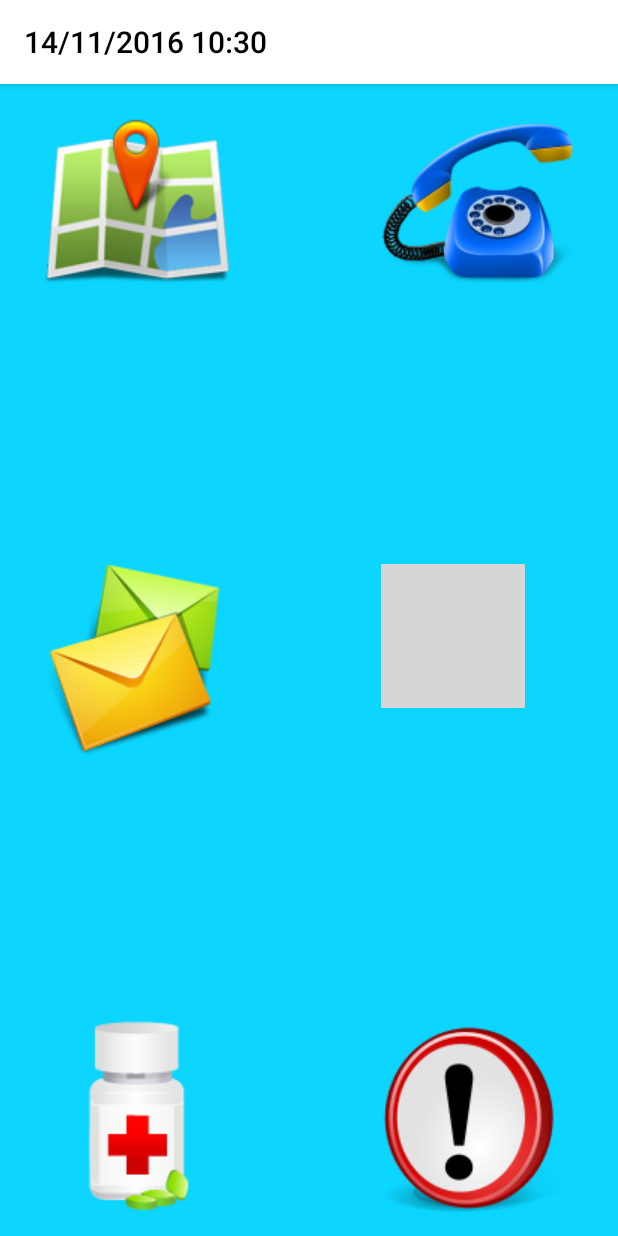
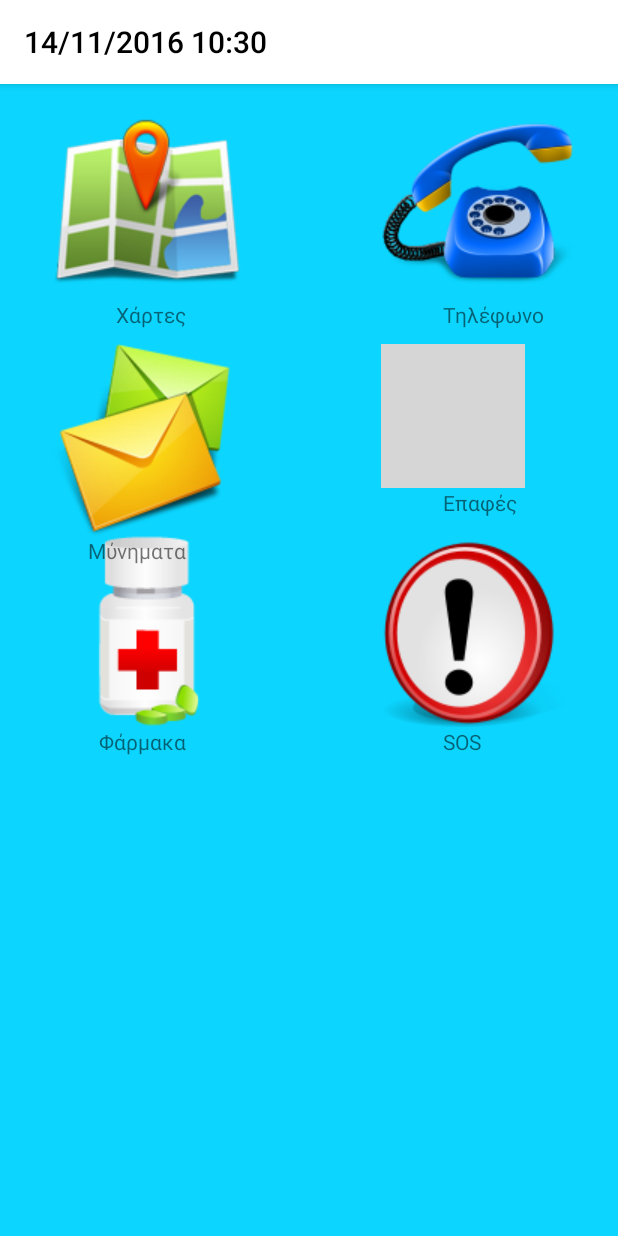
Before and after one commit to TheofilosThd/AppCom, an Android app: the screen it shows after launch (MainActivity), on a phone screen of 412 x 824 dp. Run offline under Robolectric (Android 15) with nearby library versions, the phone set to English and light mode, and no system bars; grey boxes are pictures that could not be loaded.

Commit message:
Some textView added and color in favContacts :)

```diff
--- a/app/src/main/java/com/example/teo/appcom/favContacts.java
+++ b/app/src/main/java/com/example/teo/appcom/favContacts.java
@@ -46,13 +46,16 @@ public class favContacts extends AppCompatActivity {
         for (int i = 0; i < 6; i++){
             contact[i] = new ImageButton(this);
             contactt[i] = new TextView(this);
+            TextView nline = new TextView(this);
             contactt[i].setText(name[i]);
             contactt[i].setTextSize(30);
             contactt[i].setGravity(Gravity.CENTER);
             contact[i].setImageResource(pic[i]);
             contact[i].setBackgroundColor(0x0000FF10);
+            nline.setText(" \n");
             dynamicalContacts.addView(contact[i]);
             dynamicalContacts.addView(contactt[i]);
+            dynamicalContacts.addView(nline);
             clickBtn(contact[i], number[i]);
         }
 
--- a/app/src/main/res/layout/activity_fav_contacts2.xml
+++ b/app/src/main/res/layout/activity_fav_contacts2.xml
@@ -8,11 +8,14 @@
     android:paddingLeft="@dimen/activity_horizontal_margin"
     android:paddingRight="@dimen/activity_horizontal_margin"
     android:paddingTop="@dimen/activity_vertical_margin"
+    android:background="@color/bg_gradient_start"
     tools:context="com.example.teo.appcom.favContacts">
 
 <RelativeLayout
     android:layout_width="match_parent"
-    android:layout_height="match_parent">
+    android:layout_height="match_parent"
+    android:background="@color/bg_gradient_start"
+    >
 
 
     <LinearLayout
@@ -38,6 +41,7 @@
         android:fontFamily="sans-serif"
         android:textSize="24sp"
         android:textStyle="normal|bold"
-        android:textAlignment="center" />
+        android:textAlignment="center"
+        android:background="@color/bg_gradient_start" />
 </RelativeLayout>
     </ScrollView>
--- a/app/src/main/res/layout/activity_main.xml
+++ b/app/src/main/res/layout/activity_main.xml
@@ -11,19 +11,6 @@
     android:paddingTop="@dimen/activity_vertical_margin"
     tools:context="com.example.teo.appcom.MainActivity">
 
-
-
-    <ImageButton
-        android:background="@null"
-        android:layout_width="wrap_content"
-        android:layout_height="wrap_content"
-        app:srcCompat="@drawable/maps"
-        android:layout_marginLeft="11dp"
-        android:layout_marginStart="11dp"
-        android:id="@+id/map_btn"
-        android:layout_alignParentTop="true"
-        android:layout_alignParentLeft="true"
-        android:layout_alignParentStart="true" />
 
     <ImageButton
         android:background="@null"
@@ -41,21 +28,23 @@
         android:background="@null"
         android:layout_width="wrap_content"
         android:layout_height="wrap_content"
-        app:srcCompat="@drawable/sos"
-        android:id="@+id/torch_btn"
-        android:layout_alignParentBottom="true"
-        android:layout_alignLeft="@+id/tel_btn"
-        android:layout_alignStart="@+id/tel_btn" />
+        app:srcCompat="@drawable/sms"
+        android:id="@+id/sms_btn"
+        android:layout_below="@+id/textView2"
+        android:layout_alignLeft="@+id/map_btn"
+        android:layout_alignStart="@+id/map_btn"
+        android:layout_marginTop="10dp" />
 
-    <ImageButton
-        android:background="@null"
+    <TextView
+        android:text="Χάρτες"
         android:layout_width="wrap_content"
         android:layout_height="wrap_content"
-        app:srcCompat="@drawable/sms"
-        android:id="@+id/sms_btn"
-        android:layout_centerVertical="true"
-        android:layout_alignLeft="@+id/map_btn"
-        android:layout_alignStart="@+id/map_btn" />
+        android:layout_marginRight="38dp"
+        android:layout_marginEnd="38dp"
+        android:id="@+id/textView2"
+        android:layout_below="@+id/map_btn"
+        android:layout_alignRight="@+id/map_btn"
+        android:layout_alignEnd="@+id/map_btn" />
 
     <ImageButton
         android:background="@null"
@@ -64,8 +53,19 @@
         app:srcCompat="@drawable/contacts"
         android:id="@+id/con_btn"
         android:layout_alignTop="@+id/sms_btn"
-        android:layout_alignLeft="@+id/torch_btn"
-        android:layout_alignStart="@+id/torch_btn" />
+        android:layout_alignLeft="@+id/tel_btn"
+        android:layout_alignStart="@+id/tel_btn" />
+
+    <ImageButton
+        android:background="@null"
+        android:layout_width="wrap_content"
+        android:layout_height="wrap_content"
+        app:srcCompat="@drawable/sos"
+        android:id="@+id/torch_btn"
+        android:layout_below="@+id/textView6"
+        android:layout_alignLeft="@+id/con_btn"
+        android:layout_alignStart="@+id/con_btn"
+        android:layout_marginTop="12dp" />
 
     <ImageButton
         android:background="@null"
@@ -73,8 +73,67 @@
         android:layout_height="wrap_content"
         app:srcCompat="@drawable/medicine"
         android:id="@+id/med_btn"
-        android:layout_alignParentBottom="true"
+        android:layout_alignTop="@+id/torch_btn"
         android:layout_alignLeft="@+id/sms_btn"
         android:layout_alignStart="@+id/sms_btn" />
 
+    <TextView
+        android:text="Τηλέφωνο"
+        android:layout_width="wrap_content"
+        android:layout_height="wrap_content"
+        android:layout_marginRight="19dp"
+        android:layout_marginEnd="19dp"
+        android:id="@+id/textView4"
+        android:layout_below="@+id/tel_btn"
+        android:layout_alignRight="@+id/tel_btn"
+        android:layout_alignEnd="@+id/tel_btn" />
+
+    <TextView
+        android:text="Επαφές"
+        android:layout_width="wrap_content"
+        android:layout_height="wrap_content"
+        android:id="@+id/textView6"
+        android:layout_below="@+id/con_btn"
+        android:layout_alignLeft="@+id/textView4"
+        android:layout_alignStart="@+id/textView4" />
+
+    <TextView
+        android:text="SOS"
+        android:layout_width="wrap_content"
+        android:layout_height="wrap_content"
+        android:id="@+id/textView9"
+        android:layout_below="@+id/torch_btn"
+        android:layout_alignLeft="@+id/textView6"
+        android:layout_alignStart="@+id/textView6" />
+
+    <TextView
+        android:text="Φάρμακα"
+        android:layout_width="wrap_content"
+        android:layout_height="wrap_content"
+        android:id="@+id/textView8"
+        android:layout_below="@+id/med_btn"
+        android:layout_alignRight="@+id/textView5"
+        android:layout_alignEnd="@+id/textView5" />
+
+    <TextView
+        android:text="Μύνηματα"
+        android:layout_width="wrap_content"
+        android:layout_height="wrap_content"
+        android:id="@+id/textView5"
+        android:layout_below="@+id/sms_btn"
+        android:layout_alignRight="@+id/textView2"
+        android:layout_alignEnd="@+id/textView2" />
+
+    <ImageButton
+        android:background="@null"
+        android:layout_width="wrap_content"
+        android:layout_height="wrap_content"
+        app:srcCompat="@drawable/maps"
+        android:layout_marginLeft="18dp"
+        android:layout_marginStart="18dp"
+        android:id="@+id/map_btn"
+        android:layout_alignParentTop="true"
+        android:layout_alignParentLeft="true"
+        android:layout_alignParentStart="true" />
+
 </RelativeLayout>
--- a/app/src/main/res/values/colors.xml
+++ b/app/src/main/res/values/colors.xml
@@ -3,8 +3,10 @@
     <color name="colorPrimary">#ffffff</color>
     <color name="colorPrimaryDark">#303F9F</color>
     <color name="colorAccent">#FF4081</color>
-    <color name="bg">#0CD6FF</color>
+    <color name="bg">#0cd6ff</color>
     <color name="white">#ffffff</color>
-    <color name="bg_gradient_start">#31244e</color>
+    <color name="bg_gradient_start">#aa5742</color>
     <color name="bg_gradient_end">#6b394c</color>
+    <color name="green">#d4f502</color>
+    <color name="purple">#d4b8db</color>
 </resources>
```
